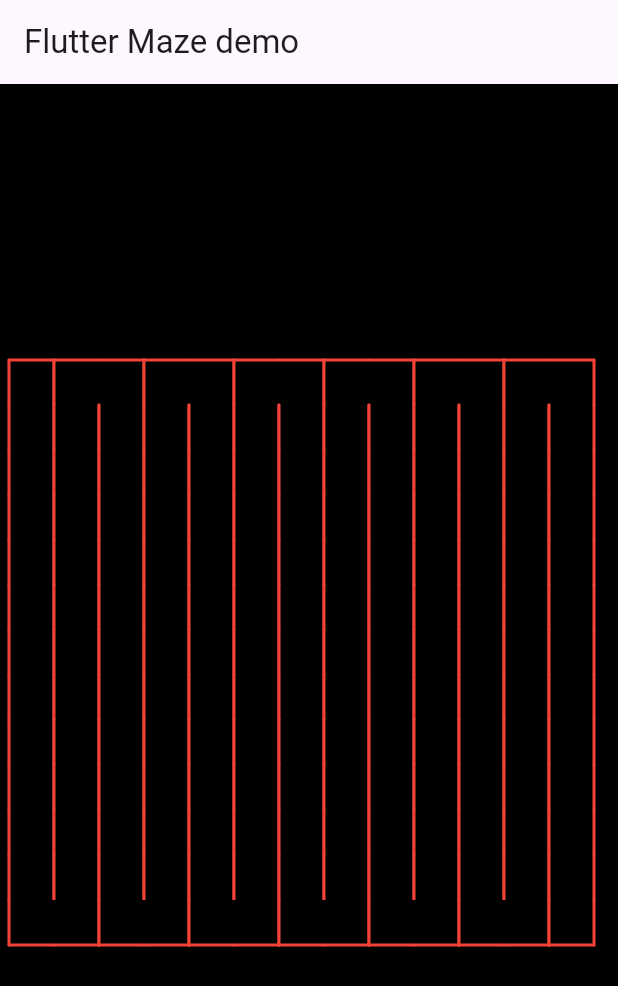
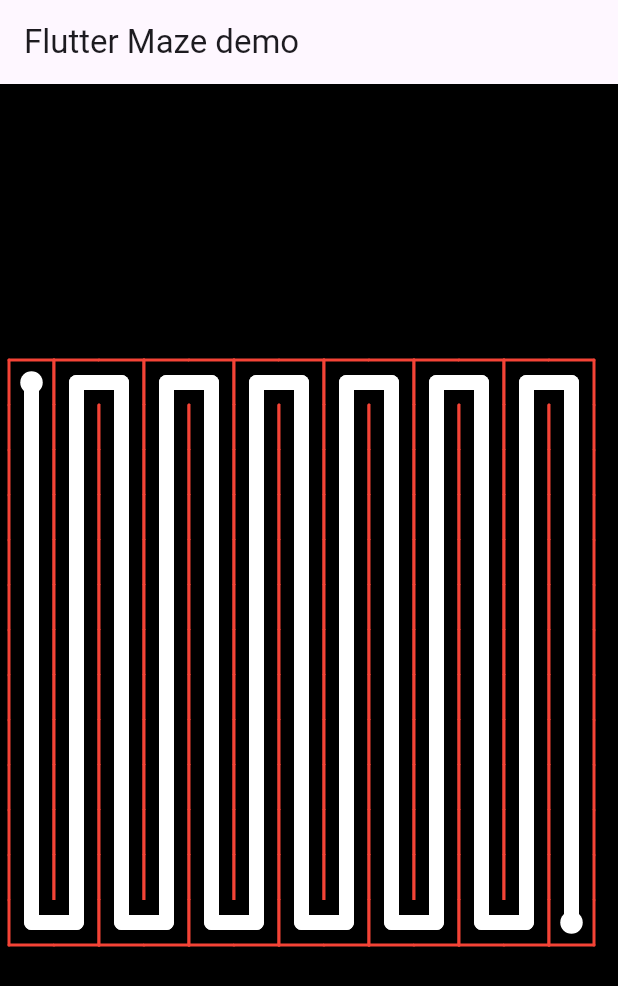
Before and after one commit to luigimicco/flutter_maze, a Flutter app: the screen it shows after launch, on a phone screen of 412 x 824 dp. Shown: the top 986 px of the screen. Run offline on Flutter 3.47's test engine with Material 3 defaults, Android fonts, the phone set to English and light mode, and no system bars.

Commit message:
a* algorithm

```diff
--- a/lib/logic/maze.dart
+++ b/lib/logic/maze.dart
@@ -11,10 +11,16 @@ class Maze {
   final double size;
   // dimensione singola cella
   final double cellWidth;
+  // indice della casella iniziale
+  final int start;
+  // indice della casella finale
+  final int end;
 
   Maze({
     required this.size,
     required this.cellWidth,
+    required this.start,
+    required this.end,
   }) {
     // griglia iniziale
     createGrid();
@@ -40,24 +46,59 @@ class Maze {
 
   void draw(Canvas canvas) {
     for (var i = 0; i < grid.length; i++) {
-      final cell = grid[i];
-      _drawCell(canvas, cell);
+      _drawCell(canvas, i);
     }
   }
 
-  void _drawCell(Canvas canvas, Cell cell) {
+  void drawPath(Canvas canvas) {
+    // prendiamo solo le celle che fanno
+    // parte del percroso
+    final List<Cell> minPath = grid.where((Cell cell) => cell.isPath).toList();
+
+    final paint = Paint()
+      ..color = Colors.white
+      ..strokeCap = StrokeCap.round
+      ..strokeWidth = cellWidth / 3;
+
+    // per ogni cella, tracciamo una linea dal suo centro
+    // al centro della cella che la precede nel percorso
+    for (final cell in minPath) {
+      double sX = cell.coords.x * cellWidth + cellWidth / 2;
+      double sY = cell.coords.y * cellWidth + cellWidth / 2;
+
+      if (cell.previous != null) {
+        double eX = grid[cell.previous!].coords.x * cellWidth + cellWidth / 2;
+        double eY = grid[cell.previous!].coords.y * cellWidth + cellWidth / 2;
+
+        canvas.drawLine(Offset(sX, sY), Offset(eX, eY), paint);
+      }
+    }
+  }
+
+  void _drawCell(Canvas canvas, int cell) {
     final backgroundPaint = Paint()
       ..color = Colors.black
       ..style = PaintingStyle.fill;
 
-    final x = cell.coords.x * cellWidth;
-    final y = cell.coords.y * cellWidth;
+    final x = grid[cell].coords.x * cellWidth;
+    final y = grid[cell].coords.y * cellWidth;
 
     canvas.drawRect(
       Rect.fromLTWH(x, y, cellWidth + 0.5, cellWidth + 0.5),
       backgroundPaint,
     );
-    _drawBorders(canvas, cell.borders, x, y);
+
+    // in corrispondenza delle caselle di inizio e fine,
+    // inserisce un cerchietto bianco
+    if (cell == start || cell == end) {
+      canvas.drawCircle(
+        Offset(x + cellWidth / 2, y + cellWidth / 2),
+        cellWidth / 4,
+        Paint()..color = Colors.white,
+      );
+    }
+
+    _drawBorders(canvas, grid[cell].borders, x, y);
   }
 
   void _drawBorders(Canvas canvas, List<Side> borders, double x, double y) {
@@ -120,7 +161,7 @@ class Maze {
   }
 
   // elenco delle celle adiacenti non ancora visitate
-  List<int> _getAdjacents(int currentCell) {
+  List<int> _getAdjacents(int currentCell, {required bool checkBorders}) {
     final adjacents = <int>[];
     final List<Side> borders = <Side>[];
 
@@ -143,6 +184,11 @@ class Maze {
     for (final side in borders) {
       int adjacent = adjacentCell(currentCell, side);
 
+      // se valuta i muri, verifica che non ce ne sia uno
+      if (checkBorders && grid[currentCell].borders.contains(side)) {
+        continue;
+      }
+
       if (!grid[adjacent].visited) {
         adjacents.add(adjacent);
       }
@@ -159,7 +205,7 @@ class Maze {
     grid[currentCell].visited = true;
 
     while (!mazeComplete) {
-      final adjacents = _getAdjacents(currentCell);
+      final adjacents = _getAdjacents(currentCell, checkBorders: false);
 
       if (adjacents.isNotEmpty) {
         final nextCell = adjacents[Random().nextInt(adjacents.length)];
@@ -175,6 +221,8 @@ class Maze {
         mazeComplete = true;
       }
     }
+
+    final List<int> path = _findMinPath();
   }
 
   void _openBorders(int currentCell, int nextCell) {
@@ -197,4 +245,79 @@ class Maze {
       grid[nextCell].borders.remove(Side.t);
     }
   }
+
+  List<int> _findMinPath() {
+    List<int> result = <int>[];
+
+    for (final cell in grid) {
+      cell
+        ..f = 0
+        ..g = 0
+        ..h = 0
+        ..visited = false
+        ..isPath = false
+        ..previous = null;
+    }
+
+    final queue = <int>[start];
+
+    while (queue.isNotEmpty) {
+      // prende in esame la prima cella della coda
+      var current = queue.first;
+
+      // se esistem pate dalla cella
+      // con il valore f minore
+      for (final cell in queue) {
+        if (grid[cell].f < grid[current].f) {
+          current = cell;
+        }
+      }
+
+      if (current == end) {
+        // è stata raggiunta la casella finale
+        grid[end]
+          ..visited = true
+          ..isPath = true;
+        int node = end;
+        List<int> path = <int>[node];
+
+        // utilizziamo la proprità previous per ricostruire
+        // il percorso a ritroso
+        while (grid[node].previous != null) {
+          node = grid[node].previous!;
+          grid[node].isPath = true;
+          path.add(node);
+        }
+
+        // il percorso è a ritroso, quindi invertiamo la lista
+        result = path.reversed.toList();
+        return result;
+      }
+
+      grid[current].visited = true;
+      queue.remove(current);
+
+      final adjacents = _getAdjacents(current, checkBorders: true);
+
+      for (final cell in adjacents) {
+        grid[cell].previous = current;
+        grid[cell].g++;
+        grid[cell]
+          ..h = _getDistance(cell, end)
+          ..f = grid[cell].g + grid[cell].h;
+
+        if (!queue.contains(cell) && !grid[cell].visited) {
+          queue.add(cell);
+        }
+      }
+    }
+    return result;
+  }
+
+  double _getDistance(int a, int b) {
+    Coords cA = grid[a].coords;
+    Coords cB = grid[b].coords;
+
+    return sqrt(pow(cA.x - cB.x, 2) + pow(cA.y - cB.y, 2));
+  }
 }
--- a/lib/main.dart
+++ b/lib/main.dart
@@ -1,3 +1,5 @@
+import 'dart:math';
+
 import 'package:flutter/material.dart';
 import 'package:flutter_maze/painter/maze_painter.dart';
 
@@ -16,6 +18,8 @@ class MyApp extends StatelessWidget {
   final Maze maze = Maze(
     size: size,
     cellWidth: cellWidth,
+    start: 0,
+    end: pow((size / cellWidth).floor(), 2).floor() - 1,
   );
 
   // This widget is the root of your application.
--- a/lib/painter/maze_painter.dart
+++ b/lib/painter/maze_painter.dart
@@ -9,7 +9,9 @@ class MazePainter extends CustomPainter {
 
   @override
   void paint(Canvas canvas, Size size) {
-    maze.draw(canvas);
+    maze
+      ..draw(canvas)
+      ..drawPath(canvas);
   }
 
   @override
```
